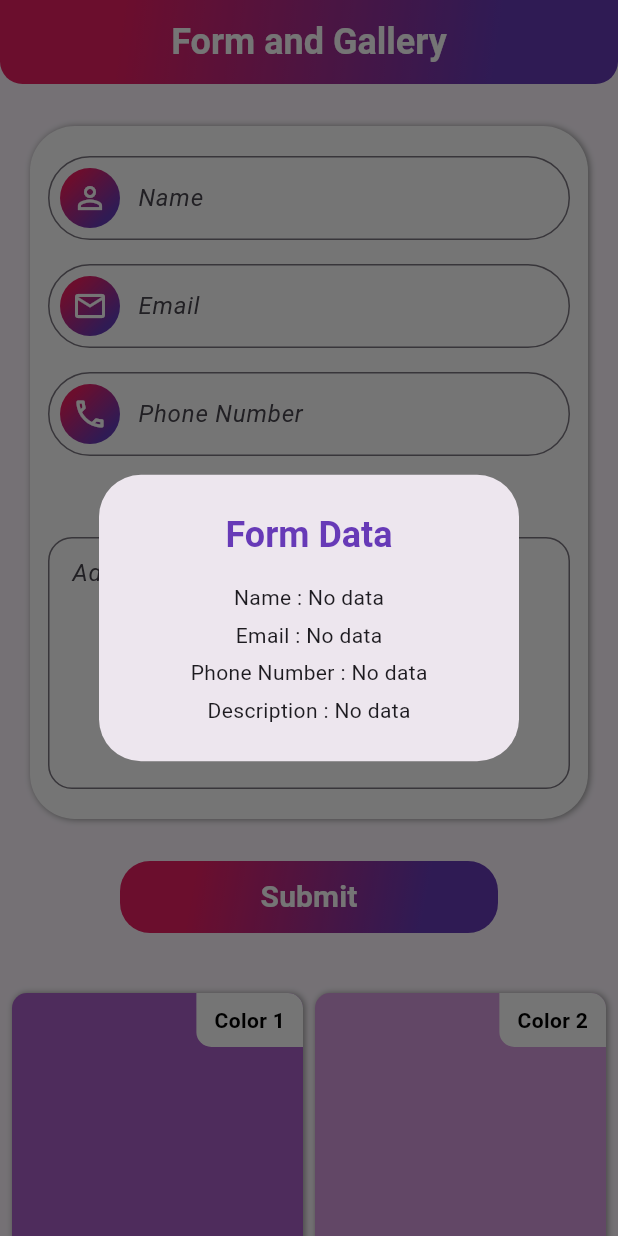
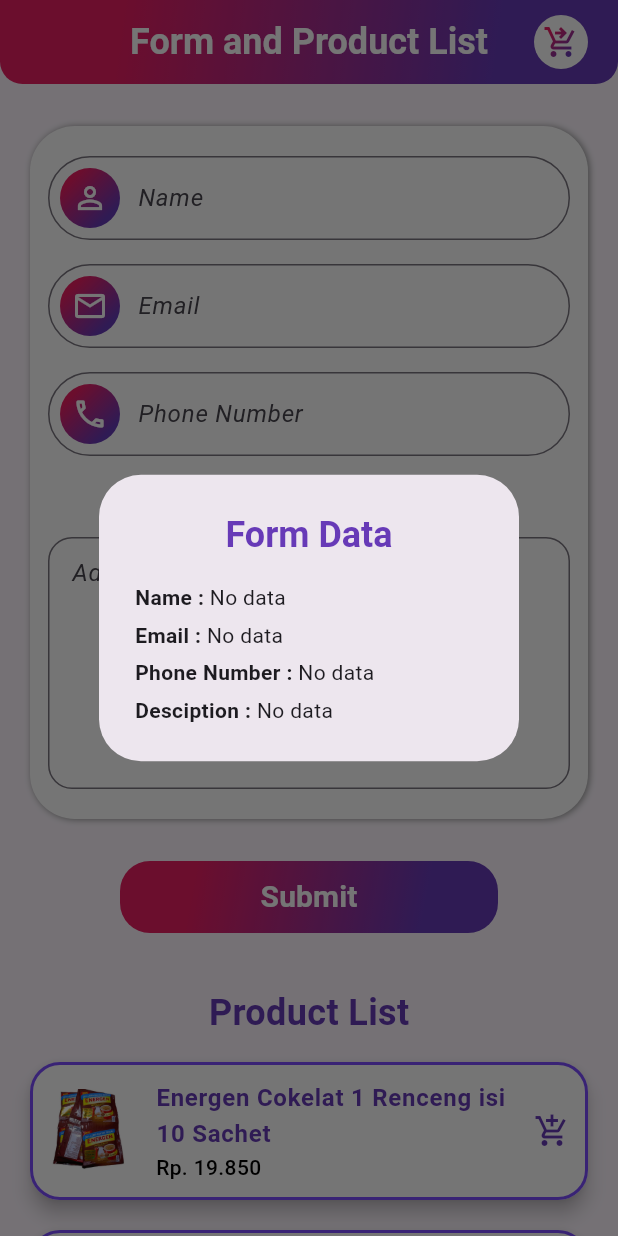
Before and after one commit to StevenOscar/belajar_ppkd, a Flutter app: the screen it shows after launch, after a tap on "Submit", on a phone screen of 412 x 824 dp. Run offline on Flutter 3.47's test engine with Material 3 defaults, Android fonts, the phone set to English and light mode, and no system bars.

Commit message:
Tugas 4 Flutter Done

```diff
--- a/day5/flutter_app1/lib/main.dart
+++ b/day5/flutter_app1/lib/main.dart
@@ -32,8 +32,8 @@ class MyApp extends StatelessWidget {
       // home: MeetEmpat(),
       // home: TugasSatuFlutter(),
       // home: TugasDuaFlutter(),
-      home: TugasTigaFlutter(),
-      // home: TugasEmpatFlutter(),
+      // home: TugasTigaFlutter(),
+      home: TugasEmpatFlutter(),
     );
   }
 }
--- /dev/null
+++ b/day5/flutter_app1/lib/meet_4/meet_4.dart
@@ -0,0 +1,18 @@
+import 'package:flutter/material.dart';
+
+class MeetEmpat extends StatelessWidget {
+  const MeetEmpat({super.key});
+
+  @override
+  Widget build(BuildContext context) {
+    return Scaffold(
+      appBar: AppBar(backgroundColor: Color(0xFF53716d), title: Text("test")),
+      body: Container(
+        margin: EdgeInsets.symmetric(horizontal: 10),
+        color: Colors.red,
+        child: Text("data",
+        style: TextStyle(fontSize: 12),),
+      ),
+    );
+  }
+}
--- /dev/null
+++ b/day5/flutter_app1/lib/tugas/tugas_4_flutter.dart
@@ -0,0 +1,443 @@
+import 'package:flutter/material.dart';
+import 'package:flutter/services.dart';
+import 'package:intl/intl.dart';
+
+class TugasEmpatFlutter extends StatelessWidget {
+  const TugasEmpatFlutter({super.key});
+
+  @override
+  Widget build(BuildContext context) {
+    List<Product> itemList = [
+      Product(
+        imageUrl: "assets/images/tugas_4/energen_cokelat.jpeg",
+        name: "Energen Cokelat 1 Renceng isi 10 Sachet",
+        price: 19850,
+      ),
+      Product(
+        imageUrl: "assets/images/tugas_4/gentle_gen.jpeg",
+        name: "Gentle Gen Detergent Cair 1 Renceng 14 Sachet",
+        price: 10950,
+      ),
+      Product(
+        imageUrl: "assets/images/tugas_4/garam.jpeg",
+        name: "4 bungkus Garam Daun Beryodium 250 gram",
+        price: 8850,
+      ),
+      Product(
+        imageUrl: "assets/images/tugas_4/energen_kacang.jpeg",
+        name: "Energen Kacang Hijau 1 renceng isi 10 sachet",
+        price: 19850,
+      ),
+      Product(
+        imageUrl: "assets/images/tugas_4/m150.jpeg",
+        name: "M 150 Energi Drink 150 ml Kemasan Botol",
+        price: 4900,
+      ),
+    ];
+    final TextEditingController nameController = TextEditingController();
+    final TextEditingController emailController = TextEditingController();
+    final TextEditingController phoneController = TextEditingController();
+    final TextEditingController descController = TextEditingController();
+    return Scaffold(
+      appBar: AppBar(
+        flexibleSpace: Container(
+          decoration: BoxDecoration(
+            borderRadius: BorderRadius.only(
+              bottomLeft: Radius.circular(15),
+              bottomRight: Radius.circular(15),
+            ),
+            gradient: LinearGradient(
+              colors: [Colors.pink, Colors.deepPurple],
+              begin: Alignment.topLeft,
+              end: Alignment.bottomRight,
+              stops: [0.2, 0.8],
+            ),
+          ),
+        ),
+        title: Text(
+          "Form and Product List",
+          style: TextStyle(
+            color: Colors.white,
+            fontSize: 24,
+            fontWeight: FontWeight.bold,
+          ),
+        ),
+        actions: [
+          Container(
+            decoration: BoxDecoration(
+              color: Colors.white,
+              shape: BoxShape.circle,
+            ),
+            margin: EdgeInsets.only(right: 20),
+            padding: EdgeInsets.all(6),
+            child: ShaderMask(
+              blendMode: BlendMode.srcIn,
+              shaderCallback:
+                  (bounds) => LinearGradient(
+                    colors: [Colors.pink, Colors.deepPurple],
+                    begin: Alignment.topLeft,
+                    end: Alignment.bottomRight,
+                    stops: [0.2, 0.8],
+                  ).createShader(bounds),
+              child: Icon(Icons.shopping_cart_checkout_outlined),
+            ),
+          ),
+        ],
+        centerTitle: true,
+      ),
+      body: ListView(
+        shrinkWrap: true,
+        children: [
+          Container(
+            margin: EdgeInsets.only(left: 20, right: 20, top: 28, bottom: 12),
+            decoration: BoxDecoration(
+              color: Colors.white,
+              borderRadius: BorderRadius.circular(30),
+              boxShadow: [
+                BoxShadow(
+                  color: Colors.grey,
+                  blurRadius: 3,
+                  offset: Offset(1.2, 0.5),
+                ),
+              ],
+            ),
+            child: Column(
+              children: [
+                SizedBox(height: 20),
+                Padding(
+                  padding: const EdgeInsets.symmetric(
+                    horizontal: 12,
+                  ),
+                  child: TextFormFieldWidget(
+                    hintText: "Name",
+                    controller: nameController,
+                    prefixIcon: Icons.person_outline,
+                    onChanged: (p0) {
+                      print("Nama : $p0");
+                    },
+                  ),
+                ),
+                SizedBox(height: 16),
+                Padding(
+                  padding: const EdgeInsets.symmetric(
+                    horizontal: 12,
+                  ),
+                  child: TextFormFieldWidget(
+                    hintText: "Email",
+                    controller: emailController,
+                    prefixIcon: Icons.mail_outline,
+                    keyboardType: TextInputType.emailAddress,
+                    onChanged: (p0) {
+                      print("Email : $p0");
+                    },
+                  ),
+                ),
+                SizedBox(height: 16),
+                Padding(
+                  padding: const EdgeInsets.symmetric(
+                    horizontal: 12,
+                  ),
+                  child: TextFormFieldWidget(
+                    hintText: "Phone Number",
+                    controller: phoneController,
+                    prefixIcon: Icons.phone_outlined,
+                    keyboardType: TextInputType.phone,
+                    inputFormatters: [FilteringTextInputFormatter.digitsOnly],
+                    onChanged: (p0) {
+                      print("Phone : $p0");
+                    },
+                  ),
+                ),
+                SizedBox(height: 20),
+                Center(
+                  child: Text(
+                    "Description",
+                    style: TextStyle(
+                      fontSize: 18,
+                      color: Colors.deepPurple,
+                      fontWeight: FontWeight.bold,
+                    ),
+                  ),
+                ),
+                Padding(
+                  padding: const EdgeInsets.symmetric(
+                    horizontal: 12,
+                    vertical: 8,
+                  ),
+                  child: TextFormFieldWidget(
+                    hintText: "Add desciption here...",
+                    controller: descController,
+                    maxLines: 6,
+                    borderRadius: BorderRadius.circular(16),
+                    onChanged: (p0) {
+                      print("Description : $p0");
+                    },
+                  ),
+                ),
+                SizedBox(height: 12),
+              ],
+            ),
+          ),
+          Container(
+            width: double.infinity,
+            margin: EdgeInsets.symmetric(horizontal: 80, vertical: 16),
+            decoration: BoxDecoration(
+              gradient: LinearGradient(
+                colors: [Colors.pink, Colors.deepPurple],
+                begin: Alignment.topLeft,
+                end: Alignment.bottomRight,
+                stops: [0.2, 0.8],
+              ),
+              borderRadius: BorderRadius.circular(20),
+            ),
+            child: ElevatedButton(
+              style: ElevatedButton.styleFrom(
+                backgroundColor: Colors.transparent,
+                shadowColor: Colors.transparent,
+              ),
+              onPressed: () {
+                showDialog(
+                  context: context,
+                  builder:
+                      (context) => AlertDialog(
+                        title: Center(
+                          child: Text(
+                            "Form Data",
+                            style: TextStyle(
+                              fontSize: 24,
+                              color: Colors.deepPurple,
+                              fontWeight: FontWeight.bold,
+                            ),
+                          ),
+                        ),
+                        content: Column(
+                          mainAxisSize: MainAxisSize.min,
+                          crossAxisAlignment: CrossAxisAlignment.start,
+                          spacing: 5,
+                          children: [
+                            Text.rich(
+                              TextSpan(
+                                text: "Name : ",
+                                style: TextStyle(fontWeight: FontWeight.bold),
+                                children: [
+                                  TextSpan(
+                                    text:
+                                        nameController.text.isEmpty
+                                            ? "No data"
+                                            : nameController.text,
+                                    style: TextStyle(
+                                      fontWeight: FontWeight.normal,
+                                    ),
+                                  ),
+                                ],
+                              ),
+                            ),
+                            Text.rich(
+                              TextSpan(
+                                text: "Email : ",
+                                style: TextStyle(fontWeight: FontWeight.bold),
+                                children: [
+                                  TextSpan(
+                                    text:
+                                        emailController.text.isEmpty
+                                            ? "No data"
+                                            : emailController.text,
+                                    style: TextStyle(
+                                      fontWeight: FontWeight.normal,
+                                    ),
+                                  ),
+                                ],
+                              ),
+                            ),
+                            Text.rich(
+                              TextSpan(
+                                text: "Phone Number : ",
+                                style: TextStyle(fontWeight: FontWeight.bold),
+                                children: [
+                                  TextSpan(
+                                    text:
+                                        phoneController.text.isEmpty
+                                            ? "No data"
+                                            : phoneController.text,
+                                    style: TextStyle(
+                                      fontWeight: FontWeight.normal,
+                                    ),
+                                  ),
+                                ],
+                              ),
+                            ),
+                            Text.rich(
+                              TextSpan(
+                                text: "Desciption : ",
+                                style: TextStyle(fontWeight: FontWeight.bold),
+                                children: [
+                                  TextSpan(
+                                    text:
+                                        descController.text.isEmpty
+                                            ? "No data"
+                                            : descController.text,
+                                    style: TextStyle(
+                                      fontWeight: FontWeight.normal,
+                                    ),
+                                  ),
+                                ],
+                              ),
+                            ),
+                          ],
+                        ),
+                      ),
+                );
+              },
+              child: Text(
+                "Submit",
+                style: TextStyle(
+                  fontWeight: FontWeight.w700,
+                  fontSize: 20,
+                  color: Colors.white,
+                ),
+              ),
+            ),
+          ),
+          SizedBox(height: 20),
+          Center(
+            child: Text(
+              "Product List",
+              style: TextStyle(
+                fontSize: 24,
+                color: Colors.deepPurple,
+                fontWeight: FontWeight.bold,
+              ),
+            ),
+          ),
+          ListView.builder(
+            physics: NeverScrollableScrollPhysics(),
+            shrinkWrap: true,
+            padding: EdgeInsets.symmetric(horizontal: 16, vertical: 12),
+            itemCount: itemList.length,
+            itemBuilder: (BuildContext context, int index) {
+              return Padding(
+                padding: const EdgeInsets.only(bottom: 12),
+                child: Card(
+                  elevation: 5,
+                  shape: RoundedRectangleBorder(
+                    borderRadius: BorderRadius.circular(20),
+                    side: BorderSide(
+                      color: Colors.deepPurpleAccent,
+                      width: 2,
+                      style: BorderStyle.solid,
+                    ),
+                  ),
+                  child: ListTile(
+                    onTap: () {},
+                    splashColor: Colors.deepPurple[100],
+                    shape: RoundedRectangleBorder(
+                      borderRadius: BorderRadius.circular(20),
+                    ),
+                    contentPadding: EdgeInsets.symmetric(
+                      vertical: 4,
+                      horizontal: 12,
+                    ),
+                    tileColor: Colors.white,
+                    leading: ClipRRect(
+                      borderRadius: BorderRadius.circular(10),
+                      child: Image.asset(itemList[index].imageUrl),
+                    ),
+                    trailing: Icon(
+                      Icons.add_shopping_cart,
+                      color: Colors.deepPurple,
+                    ),
+                    title: Text(
+                      itemList[index].name,
+                      maxLines: 2,
+                      style: TextStyle(
+                        fontSize: 16,
+                        color: Colors.deepPurple,
+                        fontWeight: FontWeight.w600,
+                        overflow: TextOverflow.ellipsis,
+                      ),
+                    ),
+                    subtitle: Text(
+                      "Rp. ${NumberFormat('###,###,###', 'id_ID').format(itemList[index].price).toString()}",
+                      style: TextStyle(
+                        fontSize: 14,
+                        color: Colors.black,
+                        fontWeight: FontWeight.w500,
+                      ),
+                    ),
+                  ),
+                ),
+              );
+            },
+          ),
+        ],
+      ),
+    );
+  }
+}
+
+class TextFormFieldWidget extends StatelessWidget {
+  final String hintText;
+  final IconData? prefixIcon;
+  final TextEditingController controller;
+  final int? maxLines;
+  final TextInputType? keyboardType;
+  final BorderRadius? borderRadius;
+  final Function(String) onChanged;
+  final List<TextInputFormatter>? inputFormatters;
+  const TextFormFieldWidget({
+    super.key,
+    required this.hintText,
+    this.prefixIcon,
+    required this.controller,
+    this.maxLines,
+    this.keyboardType,
+    this.borderRadius,
+    required this.onChanged,
+    this.inputFormatters,
+  });
+
+  @override
+  Widget build(BuildContext context) {
+    return TextFormField(
+      controller: controller,
+      maxLines: maxLines ?? 1,
+      inputFormatters: inputFormatters,
+      style: TextStyle(color: Colors.deepPurple),
+      onChanged: onChanged,
+      keyboardType: keyboardType ?? TextInputType.text,
+      decoration: InputDecoration(
+        isDense: true,
+        hintText: hintText,
+        hintStyle: TextStyle(fontStyle: FontStyle.italic),
+        prefixIcon:
+            prefixIcon != null
+                ? Container(
+                  margin: EdgeInsets.all(8),
+                  padding: EdgeInsets.all(8),
+                  decoration: BoxDecoration(
+                    gradient: LinearGradient(
+                      colors: [Colors.pink, Colors.deepPurple],
+                      begin: Alignment.topLeft,
+                      end: Alignment.bottomRight,
+                      stops: [0.2, 0.8],
+                    ),
+                    shape: BoxShape.circle,
+                  ),
+                  child: Icon(prefixIcon, color: Colors.white, size: 24),
+                )
+                : null,
+        border: OutlineInputBorder(
+          borderRadius: borderRadius ?? BorderRadius.circular(100),
+        ),
+      ),
+    );
+  }
+}
+
+class Product {
+  String imageUrl;
+  String name;
+  int price;
+
+  Product({required this.imageUrl, required this.name, required this.price});
+}
--- a/day5/flutter_app1/pubspec.yaml
+++ b/day5/flutter_app1/pubspec.yaml
@@ -34,6 +34,7 @@ dependencies:
   # The following adds the Cupertino Icons font to your application.
   # Use with the CupertinoIcons class for iOS style icons.
   cupertino_icons: ^1.0.8
+  intl: ^0.20.2
 
 dev_dependencies:
   flutter_test:
@@ -60,6 +61,7 @@ flutter:
   # To add assets to your application, add an assets section, like this:
   assets:
     - assets/images/
+    - assets/images/tugas_4/
   #   - images/a_dot_ham.jpeg
 
   # An image asset can refer to one or more resolution-specific "variants", see
```
Also changed, not shown: day5/flutter_app1/assets/images/harirawr.jpg (added), day5/flutter_app1/assets/images/tugas_4/energen_cokelat.jpeg (added), day5/flutter_app1/assets/images/tugas_4/energen_kacang.jpeg (added), day5/flutter_app1/assets/images/tugas_4/garam.jpeg (added), day5/flutter_app1/assets/images/tugas_4/gentle_gen.jpeg (added), day5/flutter_app1/assets/images/tugas_4/m150.jpeg (added), day5/flutter_app1/pubspec.lock.
